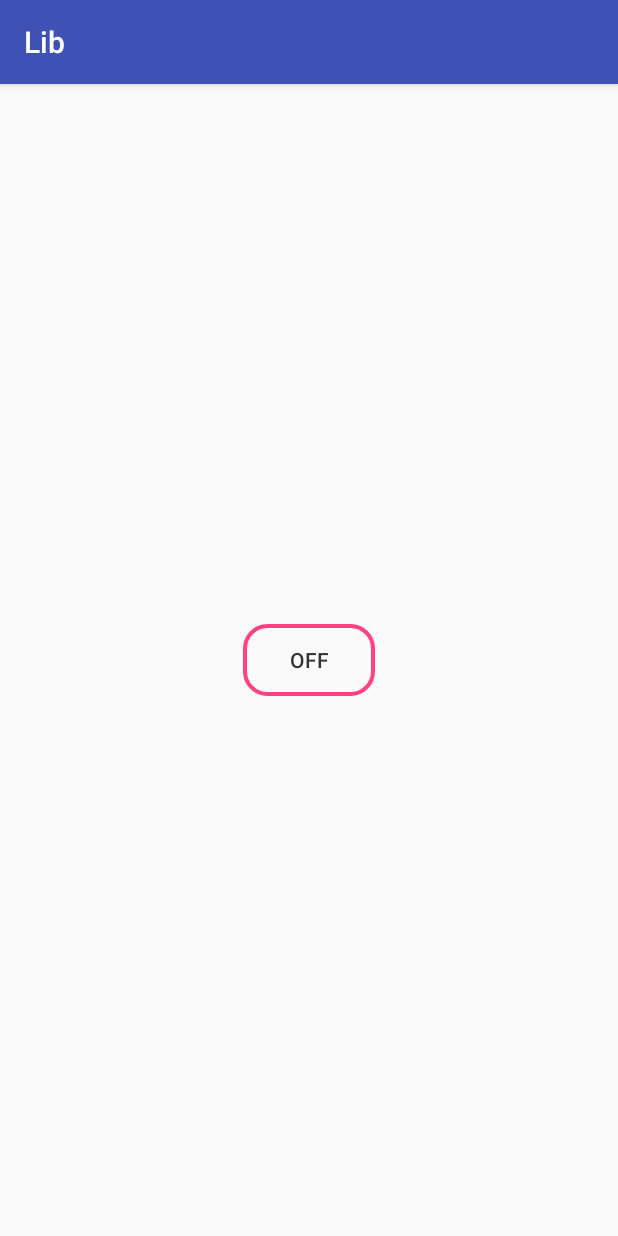
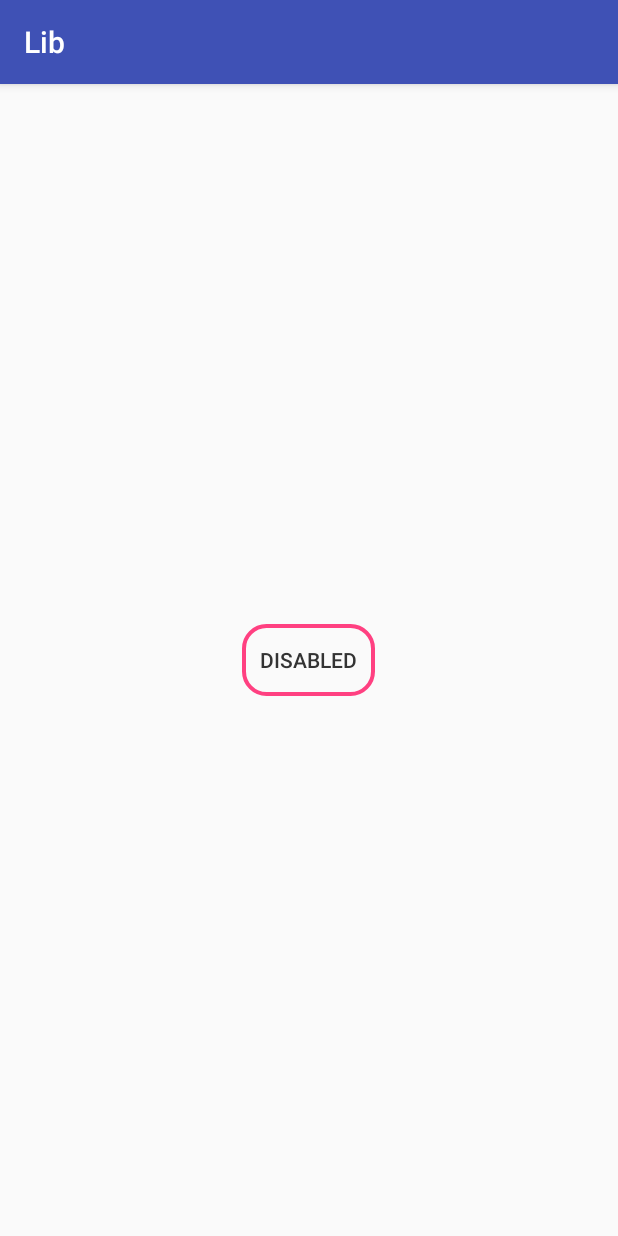
Before and after one commit to Rishabhk07/Custom-Toggle-Button, an Android app: the screen it shows after launch (MainActivity), on a phone screen of 412 x 824 dp. Run offline under Robolectric (Android 15) with nearby library versions, the phone set to English and light mode, and no system bars.

Commit message:
try all attributes from app
Signed-off-by: Rishabh Khanna <rishabhkhanna777@gmail.com>

```diff
--- a/app/src/main/res/layout/activity_main.xml
+++ b/app/src/main/res/layout/activity_main.xml
@@ -10,7 +10,8 @@
         android:layout_width="wrap_content"
         android:layout_height="wrap_content"
         android:layout_gravity="center"
-        app:toogleOnColor="#333"
+        android:textOn="enabled"
+        android:textOff="disabled"
         ></me.rishabhkhanna.customtogglebutton.CustomToggleButton>
 
 </FrameLayout>
```
Also changed, not shown: customtogglebutton/src/main/res/drawable/text_color_layout.xml (deleted).
